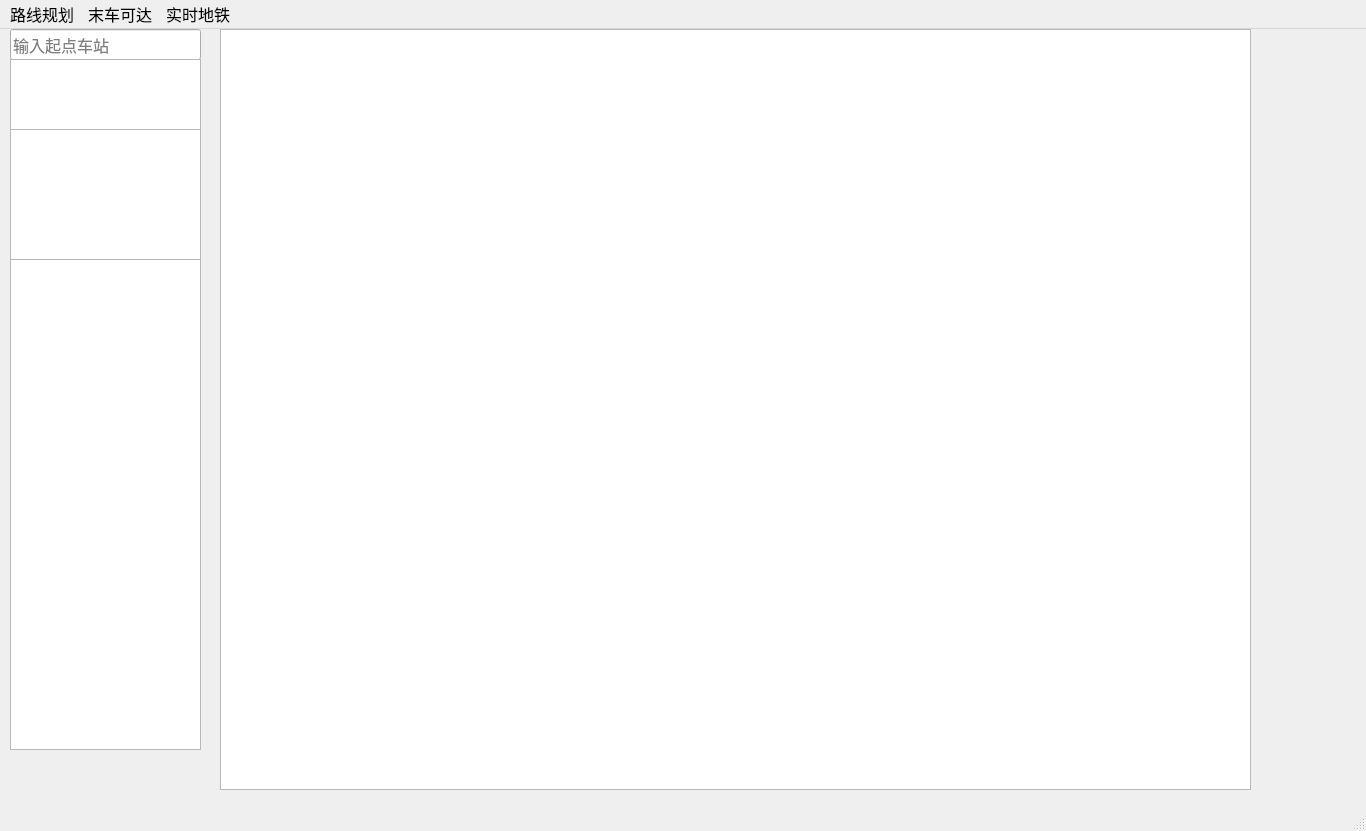
The window that subway/mainwindow.ui (imv05/QT) describes before a commit, drawn with Qt 5.
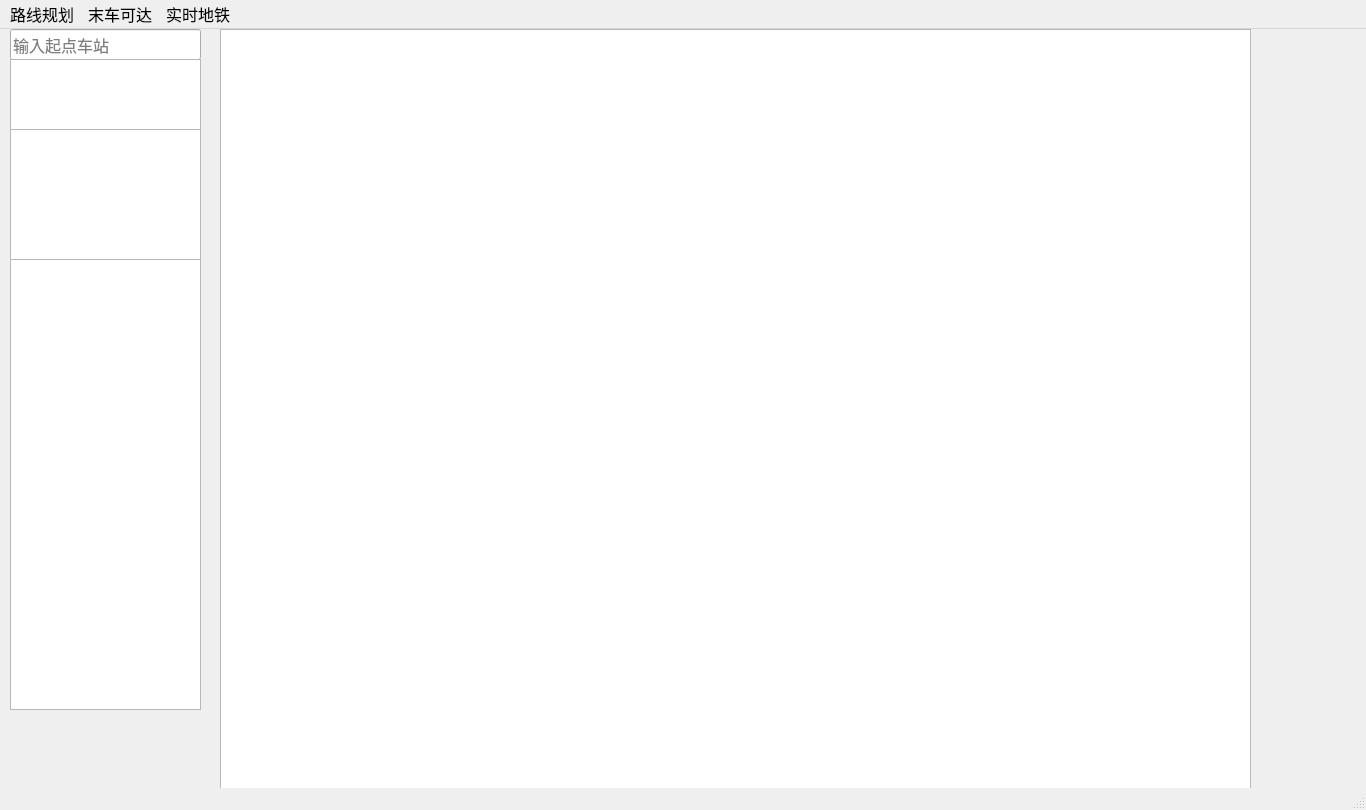
The same window after the commit.

Diff of the .ui file:
```diff
--- a/subway/mainwindow.ui
+++ b/subway/mainwindow.ui
@@ -7,7 +7,7 @@
     <x>0</x>
     <y>0</y>
     <width>1366</width>
-    <height>831</height>
+    <height>810</height>
    </rect>
   </property>
   <property name="sizePolicy">
@@ -187,9 +187,12 @@
       <x>10</x>
       <y>140</y>
       <width>191</width>
-      <height>581</height>
+      <height>541</height>
      </rect>
     </property>
+    <property name="alignment">
+     <set>Qt::AlignLeading|Qt::AlignLeft|Qt::AlignTop</set>
+    </property>
    </widget>
    <widget class="QPushButton" name="swapButton">
     <property name="geometry">
```
